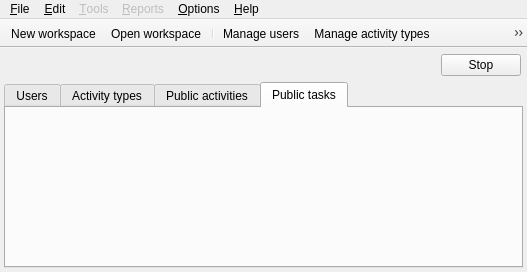
First picture: the form in Srt.QT/tt3-skin-admin/MainFrame.ui, repository akapustiatyahoocouk/TimeTracker3, before the edit.
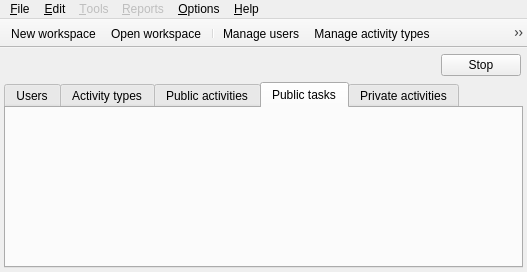
Second picture: the form after the edit. The open tabs and pages were chosen to show the change. Icons and pictures are not drawn.

```diff
--- a/Srt.QT/tt3-skin-admin/MainFrame.ui
+++ b/Srt.QT/tt3-skin-admin/MainFrame.ui
@@ -80,6 +80,15 @@
         <string>Public tasks</string>
        </attribute>
       </widget>
+      <widget class="QWidget" name="managePrivateActivitiesTab">
+       <attribute name="icon">
+        <iconset resource="../tt3-gui/tt3-gui.qrc">
+         <normaloff>:/tt3-gui/Resources/Images/Objects/PrivateActivitySmall.png</normaloff>:/tt3-gui/Resources/Images/Objects/PrivateActivitySmall.png</iconset>
+       </attribute>
+       <attribute name="title">
+        <string>Private activities</string>
+       </attribute>
+      </widget>
      </widget>
     </item>
     <item row="0" column="0">
```
Left out of the diff: 5 changed lines with no effect on the pictures.
